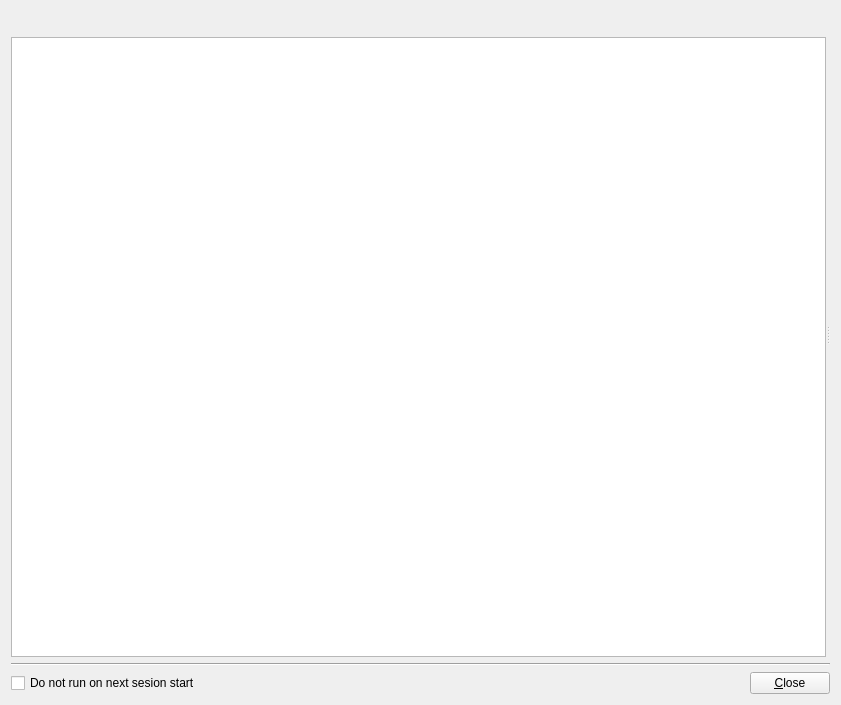
Above: mainwindow.ui from sibskull/altcenter before the change. Below: the same form after it.
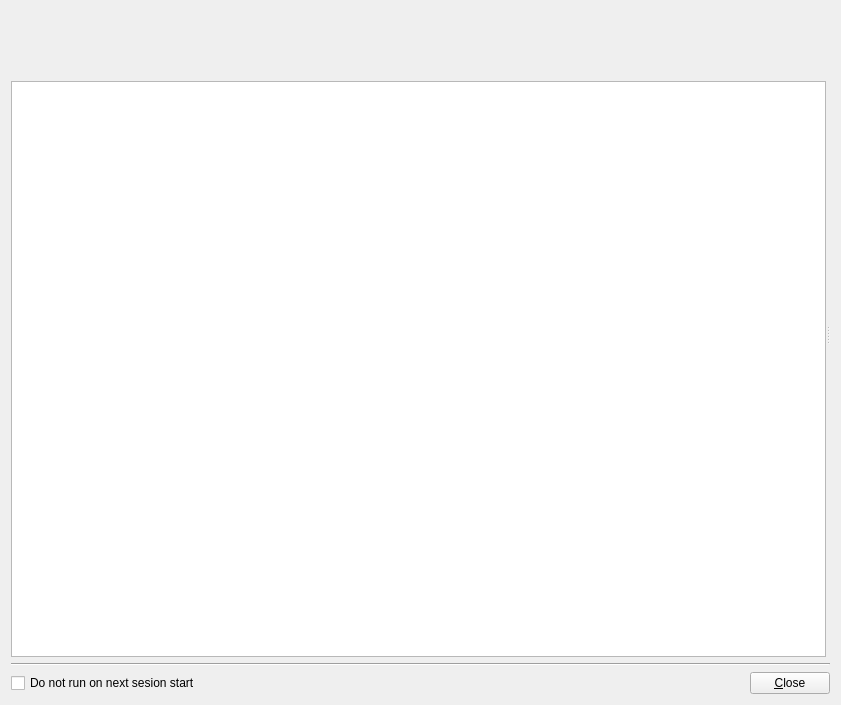
That is the form after the change. Icons and pictures are not drawn.

Commit message: Do not hide module list and disable edit item in it

Diff of the .ui file:
```diff
--- a/mainwindow.ui
+++ b/mainwindow.ui
@@ -48,6 +48,12 @@
            <verstretch>0</verstretch>
           </sizepolicy>
          </property>
+         <property name="minimumSize">
+          <size>
+           <width>64</width>
+           <height>64</height>
+          </size>
+         </property>
          <property name="text">
           <string/>
          </property>
@@ -70,6 +76,15 @@
            <verstretch>0</verstretch>
           </sizepolicy>
          </property>
+         <property name="minimumSize">
+          <size>
+           <width>0</width>
+           <height>0</height>
+          </size>
+         </property>
+         <property name="editTriggers">
+          <set>QAbstractItemView::NoEditTriggers</set>
+         </property>
         </widget>
        </item>
        <item row="0" column="0">
```
